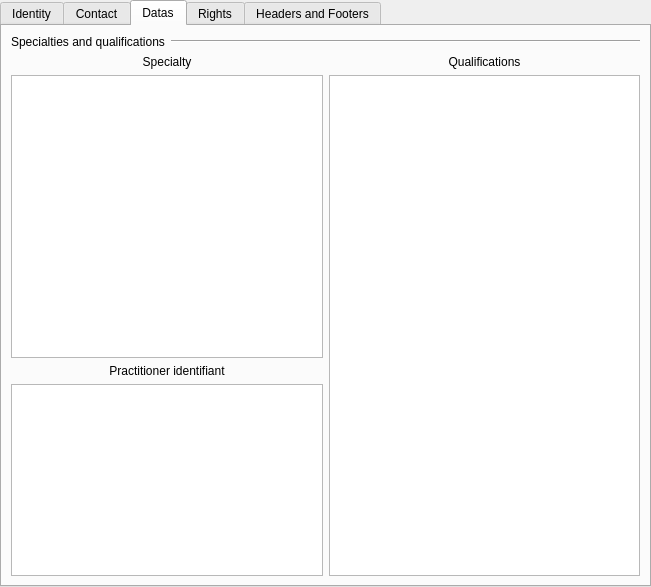
This is plugins/usermanagerplugin/widgets/userviewer.ui in FreeHealth/freehealth as Qt 5 draws it before an edit. The edited form follows.
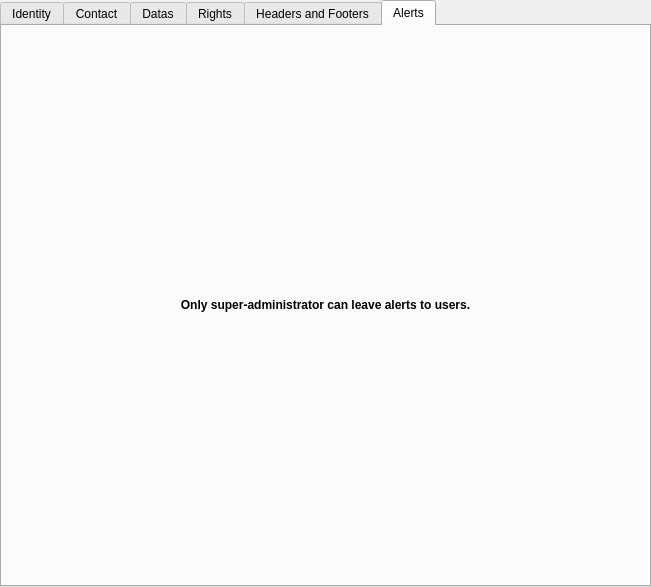
This is the edited form. Custom widgets are drawn as their Qt base class.

Commit message: working on usermanager adding a user changer listener

```diff
--- a/plugins/usermanagerplugin/widgets/userviewer.ui
+++ b/plugins/usermanagerplugin/widgets/userviewer.ui
@@ -33,7 +33,7 @@
        </sizepolicy>
       </property>
       <property name="currentIndex">
-       <number>2</number>
+       <number>5</number>
       </property>
       <widget class="QWidget" name="tabIdentity">
        <attribute name="title">
@@ -592,6 +592,35 @@
         </item>
        </layout>
       </widget>
+      <widget class="QWidget" name="tabAlerts">
+       <attribute name="title">
+        <string>Alerts</string>
+       </attribute>
+       <layout class="QGridLayout" name="gridLayout_6">
+        <item row="0" column="0">
+         <widget class="QLabel" name="label_29">
+          <property name="sizePolicy">
+           <sizepolicy hsizetype="Preferred" vsizetype="Fixed">
+            <horstretch>0</horstretch>
+            <verstretch>0</verstretch>
+           </sizepolicy>
+          </property>
+          <property name="font">
+           <font>
+            <weight>75</weight>
+            <bold>true</bold>
+           </font>
+          </property>
+          <property name="text">
+           <string>Only super-administrator can leave alerts to users.</string>
+          </property>
+          <property name="alignment">
+           <set>Qt::AlignCenter</set>
+          </property>
+         </widget>
+        </item>
+       </layout>
+      </widget>
      </widget>
     </widget>
    </item>
```
The commit also changes 9 other files.
